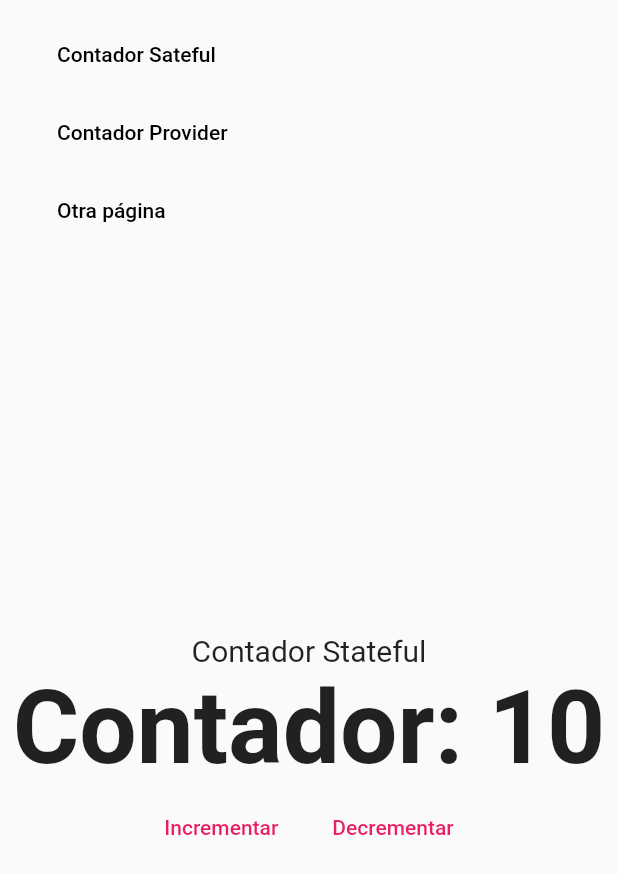
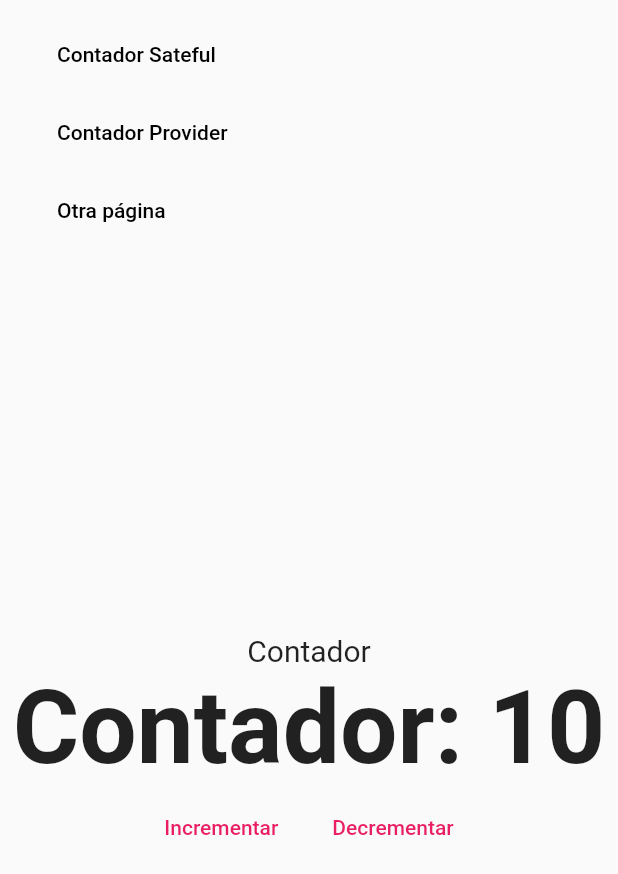
Before and after one commit to Sloot04/contador-flutter-web, a Flutter app: the screen it shows after launch, on a phone screen of 412 x 824 dp. Shown: the top 874 px of the screen. Run offline on Flutter 3.47's test engine with Material 2 defaults, Android fonts, the phone set to English and light mode, and no system bars; our stand-ins replace fluro, get_it.

Commit message:
rutas y animaciones

```diff
--- a/lib/router/router.dart
+++ b/lib/router/router.dart
@@ -1,5 +1,7 @@
+import 'package:fluro/fluro.dart';
+
 import 'package:bases_web/ui/views/counter_view.dart';
-import 'package:fluro/fluro.dart';
+import '../ui/views/counter_provider_view.dart';
 
 class Flurorouter {
   static final FluroRouter router = FluroRouter();
@@ -8,11 +10,24 @@ class Flurorouter {
     router.define(
       '/',
       handler: _counterHandler,
+      transitionType: TransitionType.fadeIn,
+    );
+    router.define(
+     '/sateful',
+      handler: _counterHandler,
+      transitionType: TransitionType.fadeIn,
+    );
+    router.define(
+      '/provider',
+      handler: _counterProviderHandler,
+      transitionType: TransitionType.fadeIn,
     );
   }
 
   // Handlers
-  static final Handler _counterHandler= Handler(
-    handlerFunc: (  context, params)=> const CounterView()
-    );
+  static final Handler _counterHandler =
+      Handler(handlerFunc: (context, params) => const CounterView());
+
+  static final Handler _counterProviderHandler =
+      Handler(handlerFunc: (context, params) => const CounterProviderView());
 }
--- a/lib/ui/views/counter_view.dart
+++ b/lib/ui/views/counter_view.dart
@@ -17,7 +17,7 @@ class _CounterViewState extends State<CounterView> {
         children: [
 
           const Text(
-            'Contador Stateful',
+            'Contador',
             style: TextStyle(fontSize: 20.0),
           ),
           FittedBox(
```
